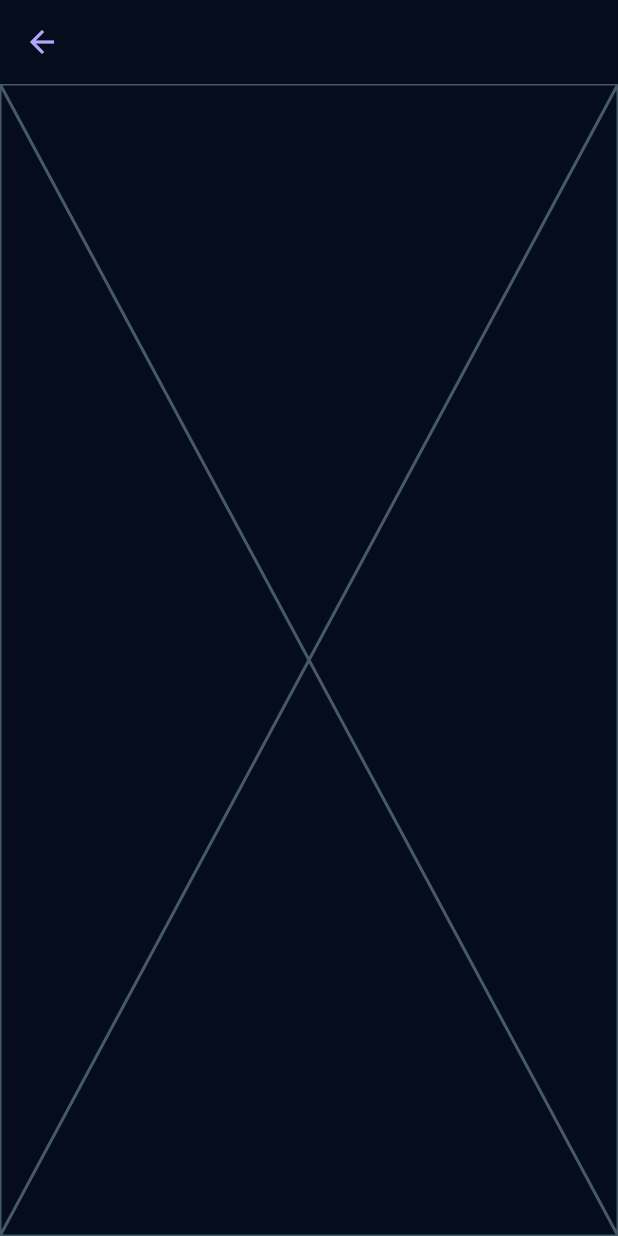
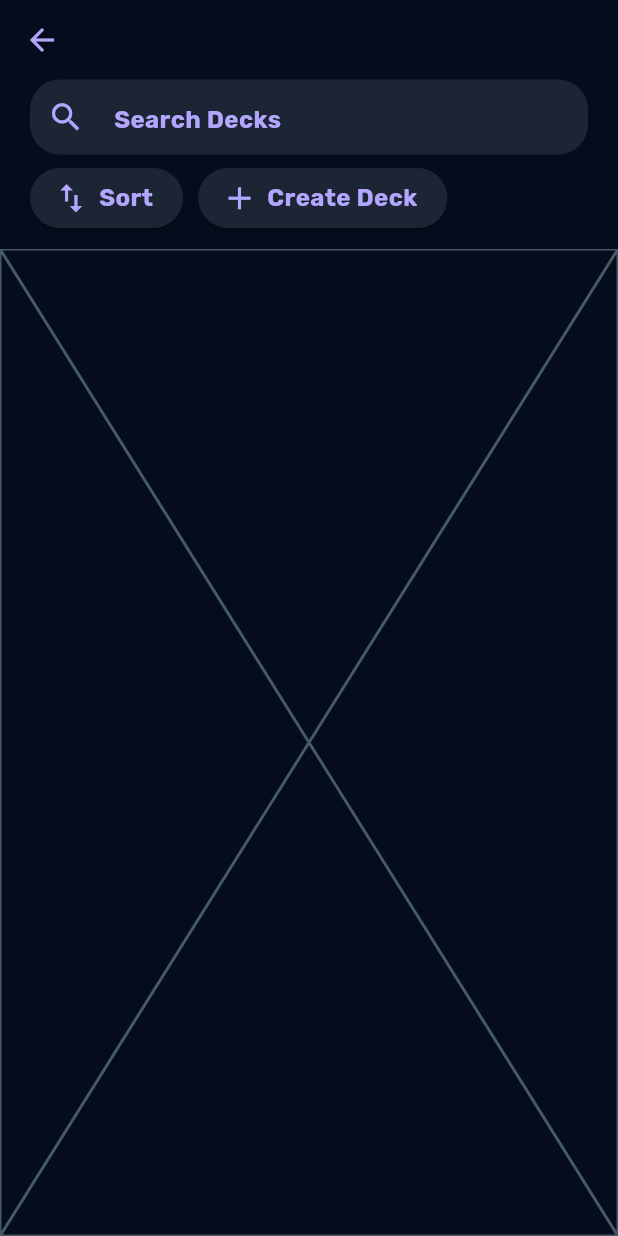
Before and after one commit to ciotirnaealexandru/flick-pick, a Flutter app: the AddToWatchlist screen opened by its route, on a phone screen of 412 x 824 dp. Run offline on Flutter 3.47's test engine with Material 3 defaults, Android fonts, the phone set to English and light mode, and no system bars; our stand-ins replace cached_network_image, flutter_dotenv, flutter_rating, flutter_secure_storage, google_fonts; accounts and stored records are empty.

```diff
--- a/frontend/lib/pages/add_to_watchlist.dart
+++ b/frontend/lib/pages/add_to_watchlist.dart
@@ -1,4 +1,7 @@
 import 'package:flutter/material.dart';
+import 'package:frontend/components/bars/search_bar.dart';
+import 'package:frontend/components/buttons/icon_buttons/create_deck_button.dart';
+import 'package:frontend/components/buttons/icon_buttons/sort_button.dart';
 
 class AddToWatchlist extends StatefulWidget {
   const AddToWatchlist({super.key});
@@ -8,11 +11,47 @@ class AddToWatchlist extends StatefulWidget {
 }
 
 class _AddToWatchlistState extends State<AddToWatchlist> {
+  Future<void> searchDecks(text) async {}
+
   @override
   Widget build(BuildContext context) {
     return Scaffold(
       resizeToAvoidBottomInset: true,
-      appBar: AppBar(),
+      appBar: AppBar(
+        bottom: PreferredSize(
+          preferredSize: Size.fromHeight(110),
+          child: Column(
+            children: [
+              Padding(
+                padding: const EdgeInsets.symmetric(horizontal: 20),
+                child: CustomSearchBar(
+                  label: "Search Decks",
+                  searchFunction: searchDecks,
+                ),
+              ),
+              SizedBox(height: 5),
+              Align(
+                alignment: AlignmentGeometry.centerLeft,
+                child: SingleChildScrollView(
+                  padding: const EdgeInsets.symmetric(horizontal: 20),
+                  scrollDirection: Axis.horizontal,
+                  physics: BouncingScrollPhysics(),
+                  child: Row(
+                    mainAxisAlignment: MainAxisAlignment.start,
+                    children: [
+                      SortButton(),
+                      SizedBox(width: 10),
+                      CreateDeckButton(),
+                    ],
+                  ),
+                ),
+              ),
+              SizedBox(height: 10),
+            ],
+          ),
+        ),
+      ),
+
       body: Placeholder(),
     );
   }
```
Also changed, not shown: frontend/lib/components/buttons/add_to_watchlist_button.dart (deleted, +0 -15 lines), frontend/lib/pages/filter.dart (+12 -1 lines), frontend/lib/pages/show_info.dart (+14 -10 lines).
